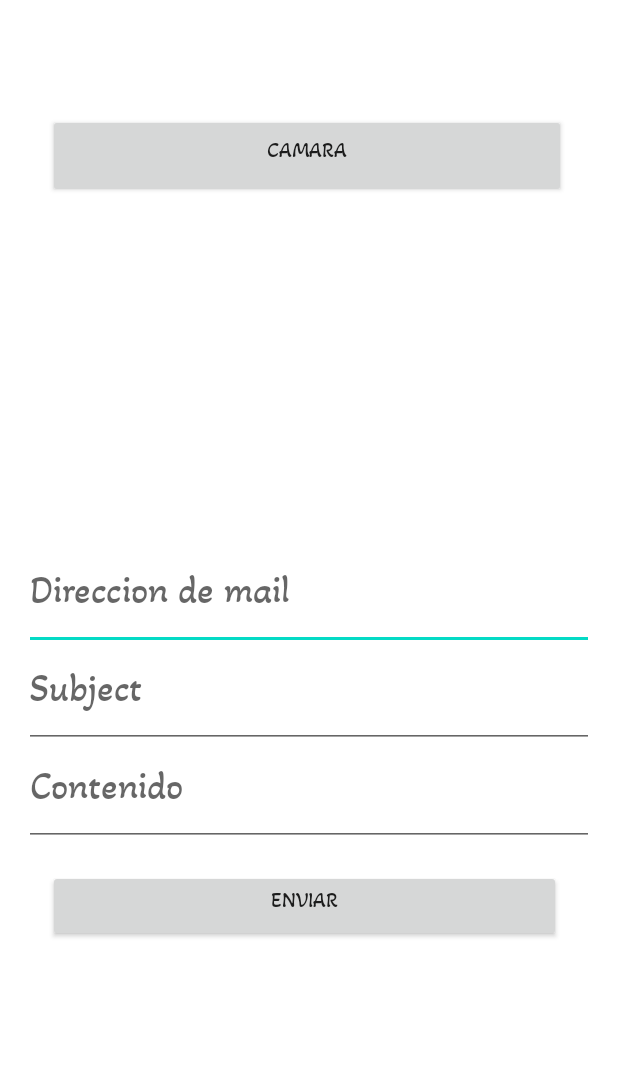
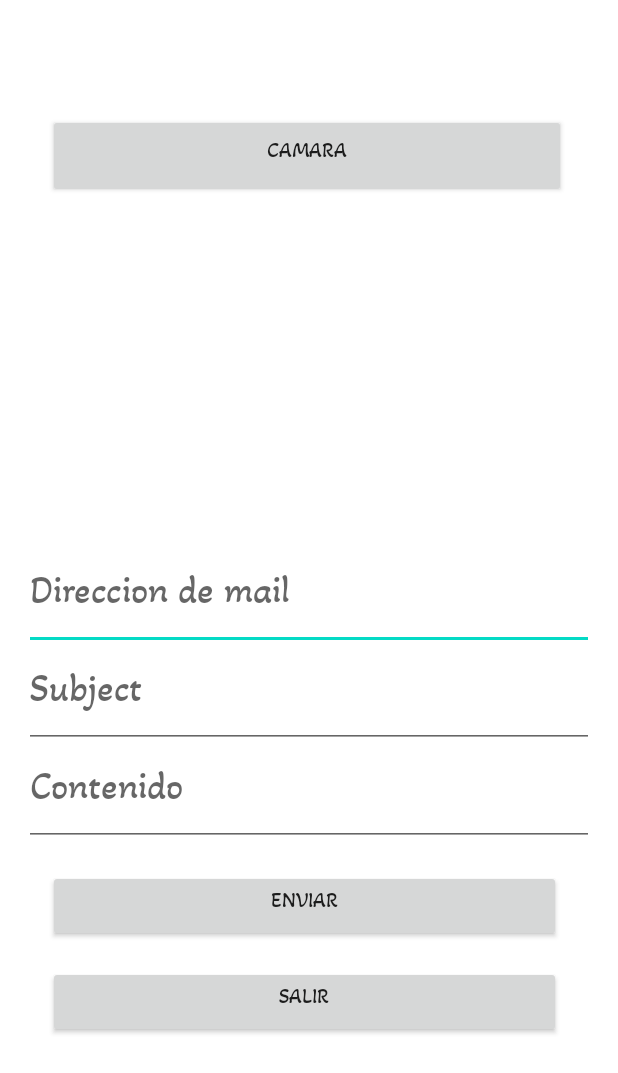
Before and after one commit to Amaya-Pascual/LoginCurso, an Android app: the MailActivity screen opened directly, with no data from a screen before it, after a tap on "ENVIAR", on a phone screen of 412 x 824 dp. Shown: the top 1073 px of the screen. Run offline under Robolectric (Android 15) with nearby library versions, the light colour scheme and no system bars; network calls fail.

Commit message:
Saca foto, la muestra en un menu mail, da a elegir como mandarla, y eliges el cliente de correo, y la mandas.  Si no has sacado foto, te deja mandar mail. OK Notificacion al registrarse y en el loguin. Estas logueado - estas registrado Musica en presentacion y catalogo Editar perfil. Menus en activities Boton catalog al reciclerView con cardView catalogo Boton que conecta con mail, snackbar Registra usuarios correctamente Opcion de volver al login una vez registrado Boton para llamar desde el teléfono Mapa con pulsacion larga en imagen de logo, donde estamos (una vez logueado, y en la pantalla de inicio)

```diff
--- a/app/src/main/java/com/example/logincurso/MailActivity.java
+++ b/app/src/main/java/com/example/logincurso/MailActivity.java
@@ -28,7 +28,7 @@ public class MailActivity extends Activity {
     private static final int REQUEST_IMAGE_CAPTURE = 1;
     private static final int CAMERA_PIC_REQUEST = 1337;
     private static final int REQUEST_TAKE_PHOTO = 1;
-    Button send;
+    Button send, salir;
     Bitmap thumbnail;
     File pic;
     EditText address, subject, emailtext;
@@ -43,6 +43,7 @@ public class MailActivity extends Activity {
         address = (EditText) findViewById(R.id.emailaddress);
         subject = (EditText) findViewById(R.id.emailsubject);
         emailtext = (EditText) findViewById(R.id.emailtext);
+        salir= (Button) findViewById((R.id.btnsalir));
 
         Button camera = (Button) findViewById(R.id.btncamara);
         camera.setOnClickListener(new View.OnClickListener() {
@@ -65,18 +66,29 @@ public class MailActivity extends Activity {
             }
         });
 
+        salir.setOnClickListener(new OnClickListener() {
+            @Override
+            public void onClick(View v) {
+                Intent intent = new Intent(getApplicationContext(), LoggedActivity.class);
+                startActivity(intent);
+                finish();
+            }
+        });
+
         send.setOnClickListener(new OnClickListener() {
             @Override
             public void onClick(View arg0) {
                 try {
-                    mail = address.getText().toString();
+                    // si no has scado foto
+                    if (!(pic == null)){
+                   // mail = address.getText().toString();
+                        mail ="lavin@numismaticalavin.com";
                     asunto = subject.getText().toString();
                     mensaje = emailtext.getText().toString();
                     Intent i = new Intent(Intent.ACTION_SEND);
                     i.putExtra(Intent.EXTRA_EMAIL, new String[]{mail});
                     i.putExtra(Intent.EXTRA_SUBJECT, asunto);
                     i.putExtra(android.content.Intent.EXTRA_TEXT, mensaje);
-                    //Log.d("URI@!@#!#!@##!", "AMAYA"+Uri.fromFile(pic).toString() + " " + pic.exists());
                     Uri imageUri = FileProvider.getUriForFile(
                             MailActivity.this,
                             "com.example.logincurso.provider", //(use your app signature + ".provider" )
@@ -84,6 +96,24 @@ public class MailActivity extends Activity {
                     i.putExtra(Intent.EXTRA_STREAM, imageUri);
                     i.setType("image/png");
                     startActivity(Intent.createChooser(i, "Compartir"));
+                   }else{
+
+                    String uriText =
+                            "mailto:lavin@numismaticalavin.com" +
+                                    "?subject=" + Uri.encode("Asunto...") +
+                                    "&body=" + Uri.encode("Cuerpo del mensaje...");
+
+                    Uri uri = Uri.parse(uriText);
+                    Intent sendIntent = new Intent(Intent.ACTION_SENDTO);
+                    sendIntent.setData(uri);
+                        try {
+                            startActivity(Intent.createChooser(sendIntent, getString(R.string.enviarMail)));
+                        } catch (ActivityNotFoundException e)
+                        {
+                            Toast.makeText(MailActivity.this, R.string.errorMail, Toast.LENGTH_LONG).show();
+                        }}
+
+
                 }catch (Throwable t){
                     Toast.makeText(getApplicationContext(), t.toString(),
                             Toast.LENGTH_LONG).show();
@@ -98,8 +128,9 @@ public class MailActivity extends Activity {
             ImageView image = (ImageView) findViewById(R.id.imageView1);
             image.setImageBitmap(thumbnail);
 
-            Toast.makeText(getApplicationContext(), "FOTO",
-                    Toast.LENGTH_LONG).show();
+           /* Toast.makeText(getApplicationContext(), "FOTO",
+                    Toast.LENGTH_LONG).show();*/
+
             try {
                 //File root = Environment.getExternalStorageDirectory();
                 File root = getExternalFilesDir(Environment.DIRECTORY_PICTURES);
@@ -117,8 +148,8 @@ public class MailActivity extends Activity {
                     thumbnail.compress(CompressFormat.PNG, 100, out);
                     out.flush();
                     out.close();
-                    Toast.makeText(getApplicationContext(), "FOTO2",
-                            Toast.LENGTH_LONG).show();
+                /*    Toast.makeText(getApplicationContext(), "FOTO2",
+                            Toast.LENGTH_LONG).show();*/
                 }
             } catch (IOException e) {
                 Log.e("BROKEN", "Could not write file " + e.getMessage());
@@ -129,7 +160,7 @@ public class MailActivity extends Activity {
         }
     }
     public File createImageFile(){
-        //pendiente de hacer
+        //
        return null;
     }
 }
--- a/app/src/main/res/layout/activity_mail.xml
+++ b/app/src/main/res/layout/activity_mail.xml
@@ -95,6 +95,20 @@
             android:text="Enviar"
             app:layout_constraintEnd_toEndOf="parent"
             app:layout_constraintStart_toStartOf="parent" />
+        <Button
+            android:id="@+id/btnsalir"
+            android:layout_width="342dp"
+            android:layout_height="wrap_content"
+            android:layout_marginStart="16dp"
+            android:layout_marginLeft="16dp"
+            android:layout_marginTop="16dp"
+            android:layout_marginEnd="16dp"
+            android:layout_marginRight="16dp"
+            android:fontFamily="@font/akaya_kanadaka_regular"
+            android:gravity="center"
+            android:text="Salir"
+            app:layout_constraintEnd_toEndOf="parent"
+            app:layout_constraintStart_toStartOf="parent" />
 
 
     </LinearLayout>
```
